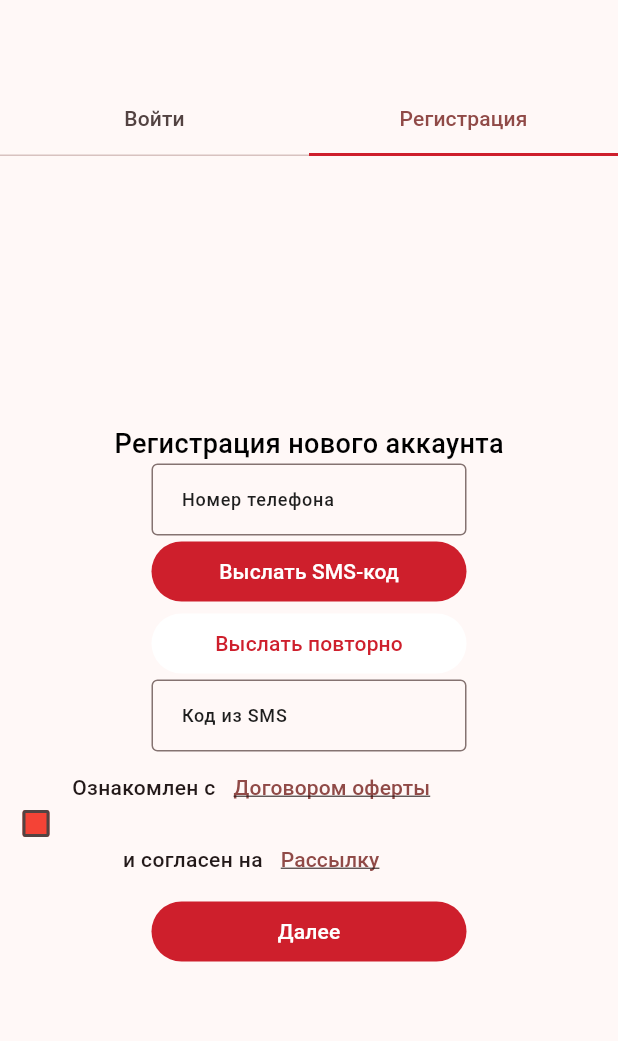
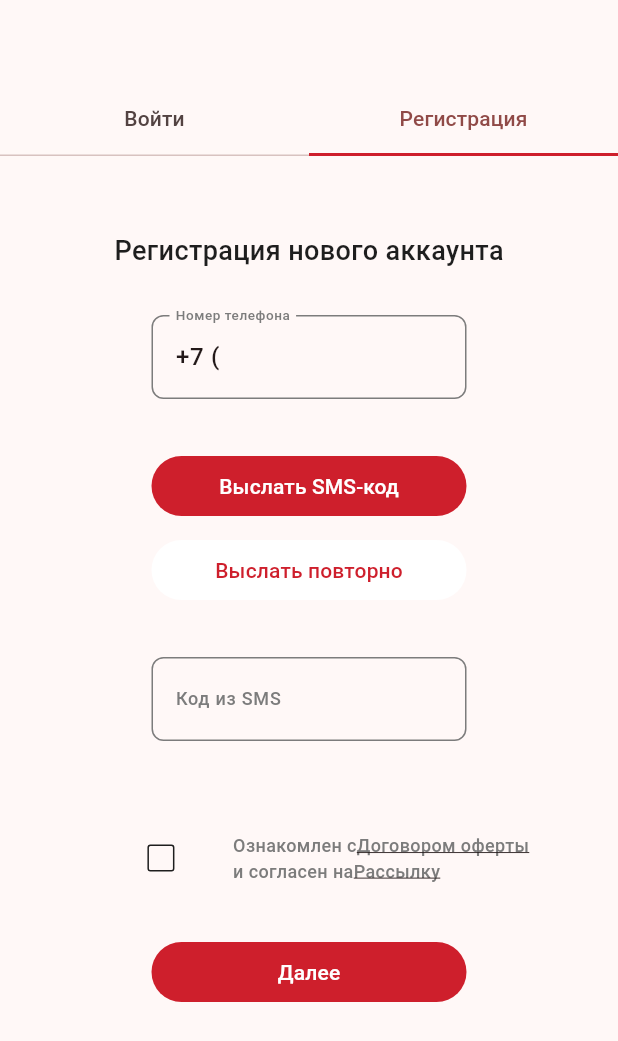
Before and after one commit to SinitBar/autom_app, a Flutter app: the screen it shows after launch, on a phone screen of 412 x 824 dp. Shown: the top 1041 px of the screen. Run offline on Flutter 3.47's test engine with Material 2 defaults, Android fonts, the phone set to English and light mode, and no system bars; our stand-ins replace mask_text_input_formatter.

Commit message:
presentation layer screens and widgets are almost done

```diff
--- a/lib/constants.dart
+++ b/lib/constants.dart
@@ -16,10 +16,20 @@ const kTextStyle = TextStyle(
   fontFamily: 'Roboto',
   fontSize: 18,
   fontWeight: FontWeight.w400,
-  color: Colors.black,
+  color: kActiveColor,
+  decoration: TextDecoration.none,
+);
+
+const kGreyTextStyle = TextStyle(
+  fontFamily: 'Roboto',
+  fontSize: 12,
+  fontWeight: FontWeight.w400,
+  color: kInactiveColor,
   decoration: TextDecoration.none,
 );
 
 const kLogoText = 'AutomApp';
 
 const double kRowWidth = 210;
+
+const kTextFieldPadding = EdgeInsets.symmetric(vertical: 30.0);
--- /dev/null
+++ b/lib/data/RepositoryImpl.dart
@@ -0,0 +1,10 @@
+import '../domain/Repository.dart';
+
+class RepositoryImpl extends Repository {}
+// will register the new user with his phone number
+// in db i will create the id of the user and save his number
+// id will never change when number can
+// when send a number to the db, should return a code and
+// remember it in the db
+// than user sends a code and a number is got again, so
+//i should check codes and if they match, save user to db
--- /dev/null
+++ b/lib/domain/Repository.dart
@@ -0,0 +1 @@
+abstract class Repository {}
--- a/lib/main.dart
+++ b/lib/main.dart
@@ -1,5 +1,5 @@
-import 'package:autom_app/screens/loading_screen.dart';
-import 'package:autom_app/screens/register_screen/register_screen.dart';
+import 'package:autom_app/presentation/screens/loading_screen.dart';
+import 'package:autom_app/presentation/screens/login_or_register_screen/login_or_register_screen.dart';
 import 'package:flutter/material.dart';
 
 import 'constants.dart';
@@ -21,7 +21,7 @@ class AutomAppRegister extends StatelessWidget {
       ),
       routes: {
         LoadingScreen.id: (context) => const LoadingScreen(),
-        RegisterScreen.id: (context) => const RegisterScreen(),
+        LoginOrRegisterScreen.id: (context) => const LoginOrRegisterScreen(),
       },
       initialRoute: LoadingScreen.id,
     );
--- a/lib/screens/loading_screen.dart
+++ b/lib/presentation/screens/loading_screen.dart
@@ -1,7 +1,7 @@
-import 'package:autom_app/screens/register_screen/register_screen.dart';
 import 'package:flutter/material.dart';
 
-import '../constants.dart';
+import '../../constants.dart';
+import 'login_or_register_screen/login_or_register_screen.dart';
 
 class LoadingScreen extends StatefulWidget {
   const LoadingScreen({super.key});
@@ -17,7 +17,7 @@ class _LoadingScreenState extends State<LoadingScreen> {
   void initState() {
     super.initState();
     Future.delayed(const Duration(seconds: 5)).then((value) {
-      Navigator.of(context).popAndPushNamed(RegisterScreen.id);
+      Navigator.of(context).popAndPushNamed(LoginOrRegisterScreen.id);
     });
   }
 
--- a/lib/screens/register_screen/register_screen.dart
+++ b/lib/presentation/screens/login_or_register_screen/login_or_register_screen.dart
@@ -1,15 +1,15 @@
 import 'package:autom_app/constants.dart';
-import 'package:autom_app/screens/register_screen/register_new_account_tab.dart';
+import 'package:autom_app/presentation/screens/login_or_register_screen/register_new_account_tab.dart';
 import 'package:flutter/material.dart';
 
-class RegisterScreen extends StatefulWidget {
-  const RegisterScreen({super.key});
+class LoginOrRegisterScreen extends StatefulWidget {
+  const LoginOrRegisterScreen({super.key});
   static String id = '/register_screen';
   @override
-  State<RegisterScreen> createState() => _RegisterScreenState();
+  State<LoginOrRegisterScreen> createState() => _LoginOrRegisterScreenState();
 }
 
-class _RegisterScreenState extends State<RegisterScreen> {
+class _LoginOrRegisterScreenState extends State<LoginOrRegisterScreen> {
   @override
   Widget build(BuildContext context) {
     return DefaultTabController(
--- /dev/null
+++ b/lib/presentation/screens/login_or_register_screen/register_new_account_tab.dart
@@ -0,0 +1,125 @@
+import 'package:flutter/material.dart';
+import 'package:mask_text_input_formatter/mask_text_input_formatter.dart';
+
+import '../../../constants.dart';
+import '../../widgets/designed_checkbox.dart';
+import '../../widgets/designed_text_button.dart';
+import '../../widgets/designed_text_field.dart';
+import '../../widgets/link_button.dart';
+
+class RegisterNewAccountTab extends StatefulWidget {
+  const RegisterNewAccountTab({super.key});
+
+  @override
+  State<RegisterNewAccountTab> createState() => _RegisterNewAccountTabState();
+}
+
+class _RegisterNewAccountTabState extends State<RegisterNewAccountTab> {
+  late final MaskTextInputFormatter phoneFormatter;
+
+  late final MaskTextInputFormatter smsCodeFormatter;
+
+  late bool canGoNext;
+
+  @override
+  void initState() {
+    phoneFormatter = MaskTextInputFormatter(
+      mask: '+7 (###) ###-##-##',
+      type: MaskAutoCompletionType.eager,
+    );
+    smsCodeFormatter = MaskTextInputFormatter(
+      mask: '####',
+      type: MaskAutoCompletionType.eager,
+    );
+    canGoNext = false;
+    super.initState();
+  }
+
+  @override
+  Widget build(BuildContext context) {
+    return SingleChildScrollView(
+      child: Column(
+        mainAxisAlignment: MainAxisAlignment.center,
+        crossAxisAlignment: CrossAxisAlignment.center,
+        children: [
+          const SizedBox(height: 50),
+          const Text(
+            'Регистрация нового аккаунта',
+            style: kTextStyle,
+          ),
+          DesignedTextField(
+            labelText: 'Номер телефона',
+            formatter: phoneFormatter,
+            isPhone: true,
+          ),
+          DesignedTextButton(
+            text: 'Выслать SMS-код',
+            onPressCallback: () {},
+          ),
+          DesignedTextButton(
+            text: 'Выслать повторно',
+            onPressCallback: () {},
+            backgroundColor: Colors.white,
+            textColor: kRedColor,
+          ),
+          DesignedTextField(
+            labelText: 'Код из SMS',
+            formatter: smsCodeFormatter,
+          ),
+          Row(
+            mainAxisAlignment: MainAxisAlignment.center,
+            children: [
+              DesignedCheckbox(
+                checkedChangedCallback: (bool value) {
+                  setState(() {
+                    canGoNext = value;
+                  });
+                },
+              ),
+              Column(
+                crossAxisAlignment: CrossAxisAlignment.start,
+                children: [
+                  Row(
+                    children: [
+                      const Text(
+                        'Ознакомлен с',
+                        style: kGreyTextStyle,
+                      ),
+                      LinkButton(
+                        text: 'Договором оферты',
+                        onTapCallback: () {},
+                      ),
+                    ],
+                  ),
+                  Row(
+                    children: [
+                      const Text(
+                        'и согласен на',
+                        style: kGreyTextStyle,
+                      ),
+                      LinkButton(
+                        text: 'Рассылку',
+                        onTapCallback: () {},
+                      )
+                    ],
+                  ),
+                ],
+              ),
+            ],
+          ),
+          //if (canGoNext)
+          DesignedTextButton(
+            text: 'Далее',
+            onPressCallback: () {
+              if (canGoNext) {
+                // go to the next page
+              } else {
+                // maybe show error dialog
+              }
+            },
+          ),
+        ],
+      ),
+    );
+  }
+}
--- /dev/null
+++ b/lib/presentation/widgets/designed_checkbox.dart
@@ -0,0 +1,50 @@
+import 'package:autom_app/constants.dart';
+import 'package:flutter/material.dart';
+
+class DesignedCheckbox extends StatefulWidget {
+  const DesignedCheckbox({
+    super.key,
+    required this.checkedChangedCallback,
+  });
+
+  final Function(bool value) checkedChangedCallback;
+
+  @override
+  State<DesignedCheckbox> createState() => _DesignedCheckboxState();
+}
+
+class _DesignedCheckboxState extends State<DesignedCheckbox> {
+  late bool isChecked;
+
+  @override
+  void initState() {
+    isChecked = false;
+    super.initState();
+  }
+
+  @override
+  Widget build(BuildContext context) {
+    return Padding(
+      padding: const EdgeInsets.all(24.0),
+      child: Checkbox(
+        checkColor: Colors.white,
+        activeColor: kRedColor,
+        side: isChecked
+            ? BorderSide.none
+            : const BorderSide(
+                color: kActiveColor,
+                width: 1,
+              ),
+        value: isChecked,
+        onChanged: (bool? value) {
+          if (value != null) {
+            widget.checkedChangedCallback(value);
+            setState(() {
+              isChecked = value;
+            });
+          }
+        },
+      ),
+    );
+  }
+}
--- /dev/null
+++ b/lib/presentation/widgets/designed_text_button.dart
@@ -0,0 +1,43 @@
+import 'package:flutter/material.dart';
+
+import '../../constants.dart';
+
+class DesignedTextButton extends StatelessWidget {
+  const DesignedTextButton({
+    super.key,
+    required this.text,
+    required this.onPressCallback,
+    this.backgroundColor = kRedColor,
+    this.textColor = Colors.white,
+  });
+
+  final String text;
+  final Function onPressCallback;
+  final Color backgroundColor;
+  final Color textColor;
+
+  @override
+  Widget build(BuildContext context) {
+    return Padding(
+      padding: const EdgeInsets.all(4.0),
+      child: TextButton(
+        onPressed: () {
+          onPressCallback();
+        },
+        style: ButtonStyle(
+          backgroundColor: MaterialStateProperty.all(
+            backgroundColor,
+          ),
+          fixedSize: MaterialStateProperty.all(const Size(kRowWidth, 40)),
+        ),
+        child: Text(
+          text,
+          style: kTextStyle.copyWith(
+            color: textColor,
+            fontSize: 14,
+          ),
+        ),
+      ),
+    );
+  }
+}
--- /dev/null
+++ b/lib/presentation/widgets/designed_text_field.dart
@@ -0,0 +1,91 @@
+import 'package:flutter/material.dart';
+import 'package:mask_text_input_formatter/mask_text_input_formatter.dart';
+
+import '../../constants.dart';
+
+class DesignedTextField extends StatefulWidget {
+  const DesignedTextField({
+    super.key,
+    required this.labelText,
+    required this.formatter,
+    this.isPhone = false,
+  });
+  final String labelText;
+  final MaskTextInputFormatter formatter;
+  final bool isPhone;
+
+  @override
+  _DesignedTextFieldState createState() => _DesignedTextFieldState();
+}
+
+class _DesignedTextFieldState extends State<DesignedTextField> {
+  late bool isFocused;
+  late final TextEditingController controller;
+
+  void setPhonePrefix() {
+    controller.text = '+7 (';
+  }
+
+  @override
+  void initState() {
+    isFocused = false;
+    controller = TextEditingController();
+    if (widget.isPhone) {
+      setPhonePrefix();
+    }
+    super.initState();
+  }
+
+  void changeFocused(bool value) {
+    setState(() {
+      isFocused = value;
+    });
+  }
+
+  @override
+  Widget build(BuildContext context) {
+    return SizedBox(
+      width: kRowWidth,
+      child: Padding(
+        padding: kTextFieldPadding,
+        child: TextField(
+          controller: controller,
+          inputFormatters: [widget.formatter],
+          keyboardType: TextInputType.phone,
+          onChanged: (String? newValue) {
+            if (newValue!.isEmpty && widget.isPhone) {
+              setPhonePrefix();
+            }
+          },
+          decoration: InputDecoration(
+            labelText: widget.labelText,
+            labelStyle: kTextStyle.copyWith(
+              color: isFocused ? kActiveColor : kInactiveColor,
+              fontSize: 12,
+            ),
+            enabledBorder: OutlineInputBorder(
+              borderRadius: BorderRadius.circular(8),
+              borderSide: const BorderSide(
+                color: kInactiveColor,
+              ),
+            ),
+            focusedBorder: OutlineInputBorder(
+              borderRadius: BorderRadius.circular(8),
+              borderSide: const BorderSide(
+                color: kActiveColor,
+                width: 2.0,
+              ),
+            ),
+          ),
+          cursorColor: kActiveColor,
+          onTap: () {
+            changeFocused(true);
+          },
+          onSubmitted: (value) {
+            changeFocused(false);
+          },
+        ),
+      ),
+    );
+  }
+}
--- /dev/null
+++ b/lib/presentation/widgets/link_button.dart
@@ -0,0 +1,28 @@
+import 'package:flutter/material.dart';
+
+import '../../constants.dart';
+
+class LinkButton extends StatelessWidget {
+  const LinkButton({
+    super.key,
+    required this.text,
+    required this.onTapCallback,
+  });
+
+  final String text;
+  final Function onTapCallback;
+
+  @override
+  Widget build(BuildContext context) {
+    return InkWell(
+        child: Text(
+          text,
+          style: kGreyTextStyle.copyWith(
+            decoration: TextDecoration.underline,
+          ),
+        ),
+        onTap: () {
+          onTapCallback();
+        });
+  }
+}
--- a/lib/screens/register_screen/register_new_account_tab.dart
+++ /dev/null
@@ -1,88 +0,0 @@
-import 'package:flutter/material.dart';
-
-import '../../constants.dart';
-import '../../widgets/designed_checkbox.dart';
-import '../../widgets/designed_text_button.dart';
-import '../../widgets/designed_text_field.dart';
-
-class RegisterNewAccountTab extends StatefulWidget {
-  const RegisterNewAccountTab({super.key});
-
-  @override
-  State<RegisterNewAccountTab> createState() => _RegisterNewAccountTabState();
-}
-
-class _RegisterNewAccountTabState extends State<RegisterNewAccountTab> {
-  @override
-  Widget build(BuildContext context) {
-    return Column(
-      mainAxisAlignment: MainAxisAlignment.center,
-      crossAxisAlignment: CrossAxisAlignment.center,
-      children: [
-        Text(
-          'Регистрация нового аккаунта',
-          style: kTextStyle,
-        ),
-        DesignedTextField(
-          labelText: 'Номер телефона',
-        ),
-        DesignedTextButton(
-          text: 'Выслать SMS-код',
-          onPressCallback: () {},
-        ),
-        DesignedTextButton(
-          text: 'Выслать повторно',
-          onPressCallback: () {},
-          backgroundColor: Colors.white,
-          textColor: kRedColor,
-        ),
-        DesignedTextField(
-          labelText: 'Код из SMS',
-        ),
-        Row(
-          children: [
-            DesignedCheckbox(
-              checkedChangedCallback: () {},
-            ),
-            Column(
-              children: [
-                Row(
-                  children: [
-                    Text('Ознакомлен с'),
-                    TextButton(
-                      onPressed: () {},
-                      child: Text(
-                        'Договором оферты',
-                        style: TextStyle(
-                          decoration: TextDecoration.underline,
-                        ),
-                      ),
-                    ),
-                  ],
-                ),
-                Row(
-                  children: [
-                    Text('и согласен на'),
-                    TextButton(
-                      onPressed: () {},
-                      child: Text(
-                        'Рассылку',
-                        style: TextStyle(
-                          decoration: TextDecoration.underline,
-                        ),
-                      ),
-                    ),
-                  ],
-                ),
-              ],
-            ),
-          ],
-        ),
-        DesignedTextButton(
-          text: 'Далее',
-          onPressCallback: () {},
-        ),
-      ],
-    );
-  }
-}
--- a/lib/widgets/designed_checkbox.dart
+++ /dev/null
@@ -1,50 +0,0 @@
-import 'package:flutter/material.dart';
-
-class DesignedCheckbox extends StatefulWidget {
-  const DesignedCheckbox({
-    super.key,
-    required this.checkedChangedCallback,
-  });
-
-  final Function checkedChangedCallback;
-
-  @override
-  State<DesignedCheckbox> createState() => _DesignedCheckboxState();
-}
-
-class _DesignedCheckboxState extends State<DesignedCheckbox> {
-  bool isChecked = false;
-
-  @override
-  Widget build(BuildContext context) {
-    Color getColor(Set<MaterialState> states) {
-      const Set<MaterialState> interactiveStates = <MaterialState>{
-        MaterialState.pressed,
-        MaterialState.hovered,
-        MaterialState.focused,
-      };
-      if (states.any(interactiveStates.contains)) {
-        return Colors.blue;
-      }
-      return Colors.red;
-    }
-
-    void changeChecked(bool value) {
-      setState(() {
-        isChecked = value;
-      });
-      widget.checkedChangedCallback(value);
-    }
-
-    return Checkbox(
-      checkColor: Colors.white,
-      fillColor: MaterialStateProperty.resolveWith(getColor),
-      value: isChecked,
-      onChanged: (bool? value) {
-        if (value != null) {
-          changeChecked(value);
-        }
-      },
-    );
-  }
-}
--- a/lib/widgets/designed_text_button.dart
+++ /dev/null
@@ -1,40 +0,0 @@
-import 'package:flutter/material.dart';
-
-import '../constants.dart';
-
-class DesignedTextButton extends StatelessWidget {
-  const DesignedTextButton({
-    super.key,
-    required this.text,
-    required this.onPressCallback,
-    this.backgroundColor = kRedColor,
-    this.textColor = Colors.white,
-  });
-
-  final String text;
-  final Function onPressCallback;
-  final Color backgroundColor;
-  final Color textColor;
-
-  @override
-  Widget build(BuildContext context) {
-    return TextButton(
-      onPressed: () {
-        onPressCallback();
-      },
-      style: ButtonStyle(
-        backgroundColor: MaterialStateProperty.all(
-          backgroundColor,
-        ),
-        fixedSize: MaterialStateProperty.all(const Size(kRowWidth, 40)),
-      ),
-      child: Text(
-        text,
-        style: kTextStyle.copyWith(
-          color: textColor,
-          fontSize: 14,
-        ),
-      ),
-    );
-  }
-}
--- a/lib/widgets/designed_text_field.dart
+++ /dev/null
@@ -1,29 +0,0 @@
-import 'package:flutter/material.dart';
-
-import '../constants.dart';
-
-class DesignedTextField extends StatelessWidget {
-  const DesignedTextField({
-    super.key,
-    required this.labelText,
-  });
-
-  final String labelText;
-
-  @override
-  Widget build(BuildContext context) {
-    return TextField(
-      decoration: InputDecoration(
-        contentPadding: const EdgeInsets.symmetric(horizontal: 16),
-        prefixStyle: kTextStyle.copyWith(fontSize: 16),
-        labelText: labelText,
-        labelStyle: kTextStyle.copyWith(
-          color: kActiveColor,
-          fontSize: 12,
-        ),
-        constraints: BoxConstraints(maxWidth: kRowWidth),
-        border: OutlineInputBorder(),
-      ),
-    );
-  }
-}
```
